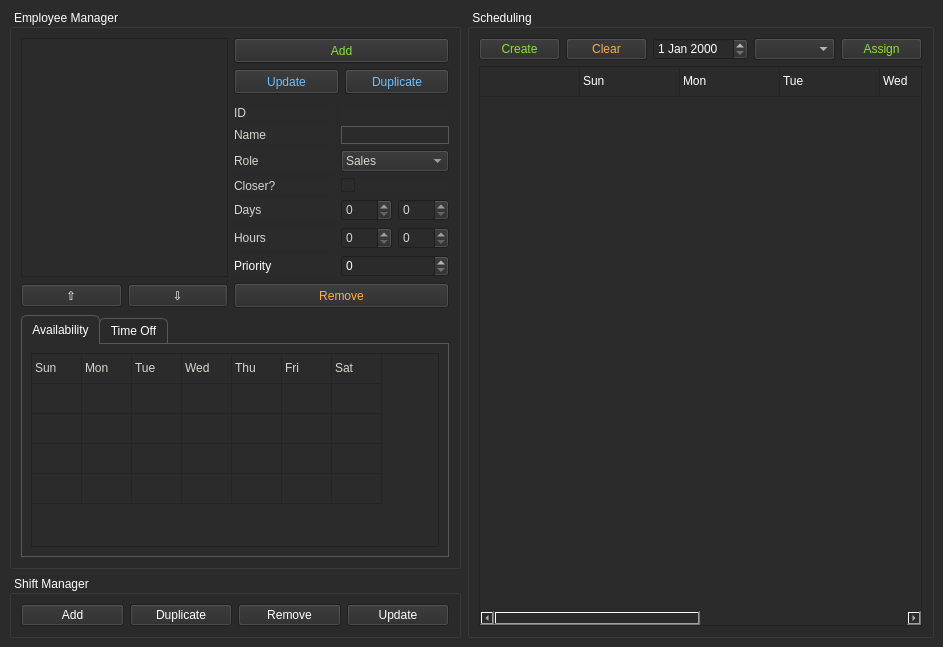
The window that autoschedservice.ui (smigii/AutoSchedService) describes before a commit, drawn with Qt 5.
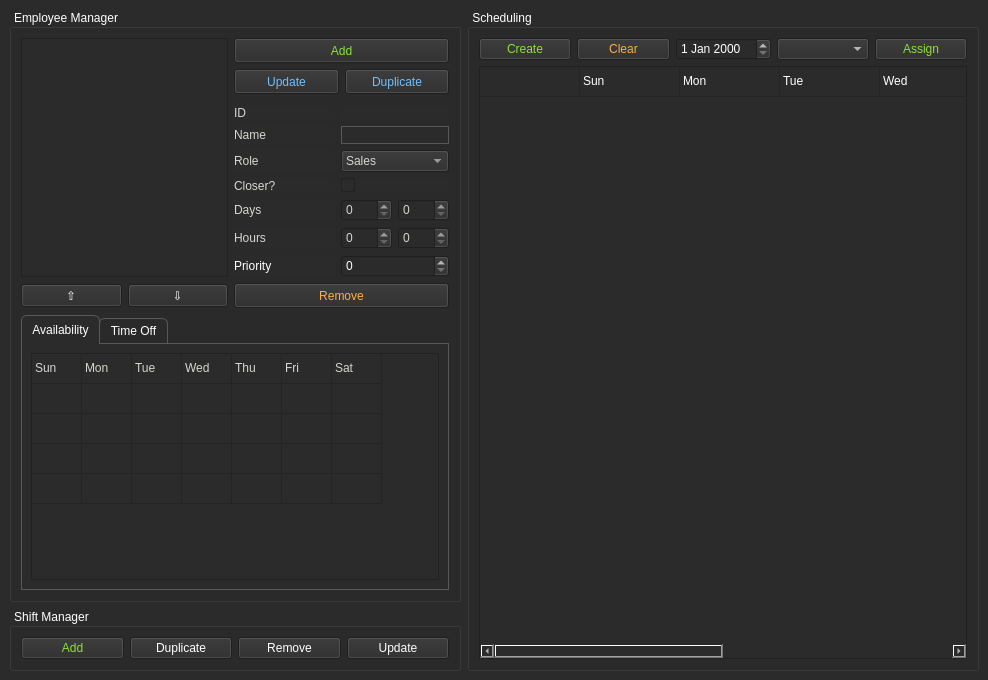
The same window after the commit.

What changed in the file:
```diff
--- a/autoschedservice.ui
+++ b/autoschedservice.ui
@@ -6,8 +6,8 @@
    <rect>
     <x>0</x>
     <y>0</y>
-    <width>943</width>
-    <height>625</height>
+    <width>988</width>
+    <height>680</height>
    </rect>
   </property>
   <property name="sizePolicy">
@@ -799,6 +799,9 @@
        </item>
        <item row="0" column="0">
         <widget class="QPushButton" name="btn_shiftAdd">
+         <property name="styleSheet">
+          <string notr="true">color: rgb(138, 226, 52);</string>
+         </property>
          <property name="text">
           <string>Add</string>
          </property>
```
